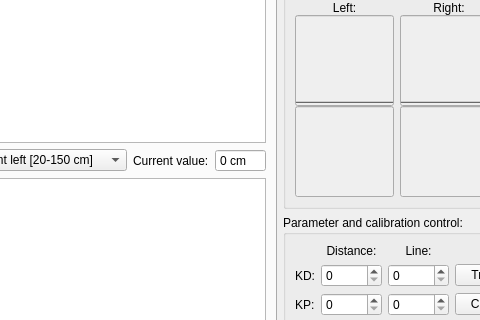
Flooten/mazetercontrol, file forms/mainwindow.ui: the form before one commit; both pictures show x 463 to 943 and y 215 to 535 of the 1080 by 700 pixel window.
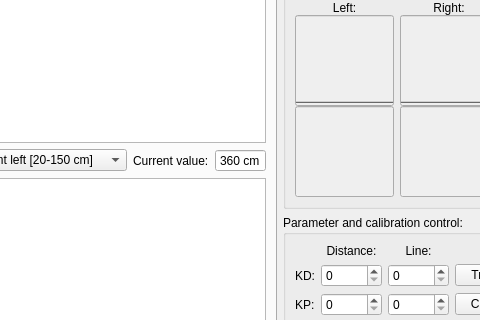
The form after the commit. Icons and pictures are not drawn.

What changed in the file:
```diff
--- a/forms/mainwindow.ui
+++ b/forms/mainwindow.ui
@@ -258,7 +258,10 @@
                <string> cm</string>
               </property>
               <property name="maximum">
-               <number>255</number>
+               <number>360</number>
+              </property>
+              <property name="value">
+               <number>360</number>
               </property>
              </widget>
             </item>
```
